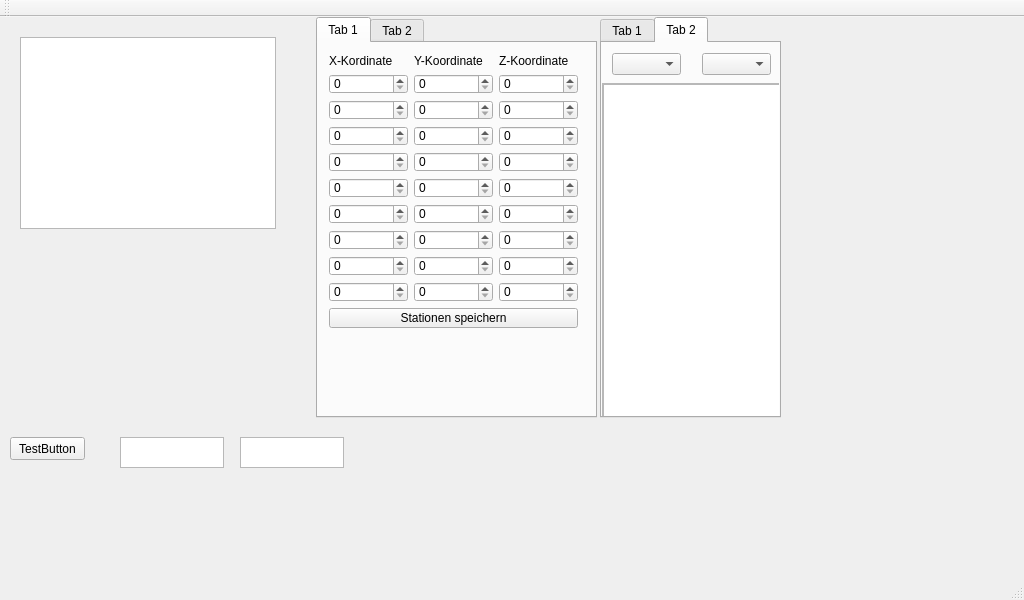
Koerner/Sturzflug-at-daedalus.ei.tum.de, file mainwindow.ui: the form before one commit.
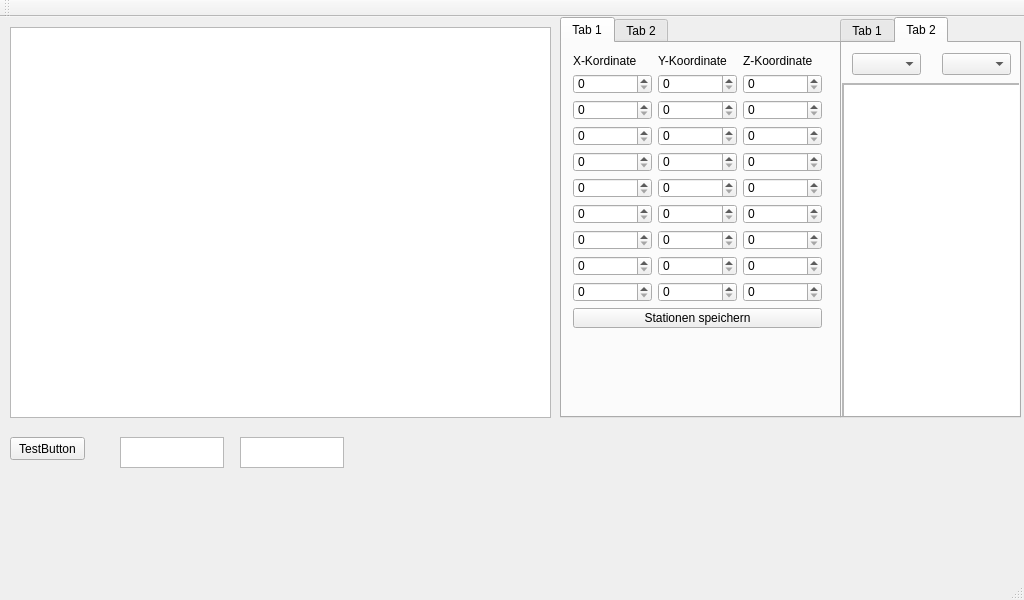
The form after the commit.

Commit message: GUI: Karte hinzugefügt, funktioniert

Diff of the .ui file:
```diff
--- a/mainwindow.ui
+++ b/mainwindow.ui
@@ -40,7 +40,7 @@
    <widget class="QTabWidget" name="COMtabWidget">
     <property name="geometry">
      <rect>
-      <x>600</x>
+      <x>840</x>
       <y>0</y>
       <width>181</width>
       <height>401</height>
@@ -196,7 +196,7 @@
    <widget class="QTabWidget" name="tabWidget">
     <property name="geometry">
      <rect>
-      <x>316</x>
+      <x>560</x>
       <y>0</y>
       <width>281</width>
       <height>401</height>
@@ -445,12 +445,15 @@
    <widget class="QGraphicsView" name="graphicsView">
     <property name="geometry">
      <rect>
-      <x>20</x>
-      <y>20</y>
-      <width>256</width>
-      <height>192</height>
+      <x>10</x>
+      <y>10</y>
+      <width>541</width>
+      <height>391</height>
      </rect>
     </property>
+    <property name="alignment">
+     <set>Qt::AlignLeading|Qt::AlignLeft|Qt::AlignTop</set>
+    </property>
    </widget>
   </widget>
   <widget class="QMenuBar" name="menuBar">
```
Left out of the diff: 2 changed lines with no effect on the pictures. The commit also changes 5 other files.
